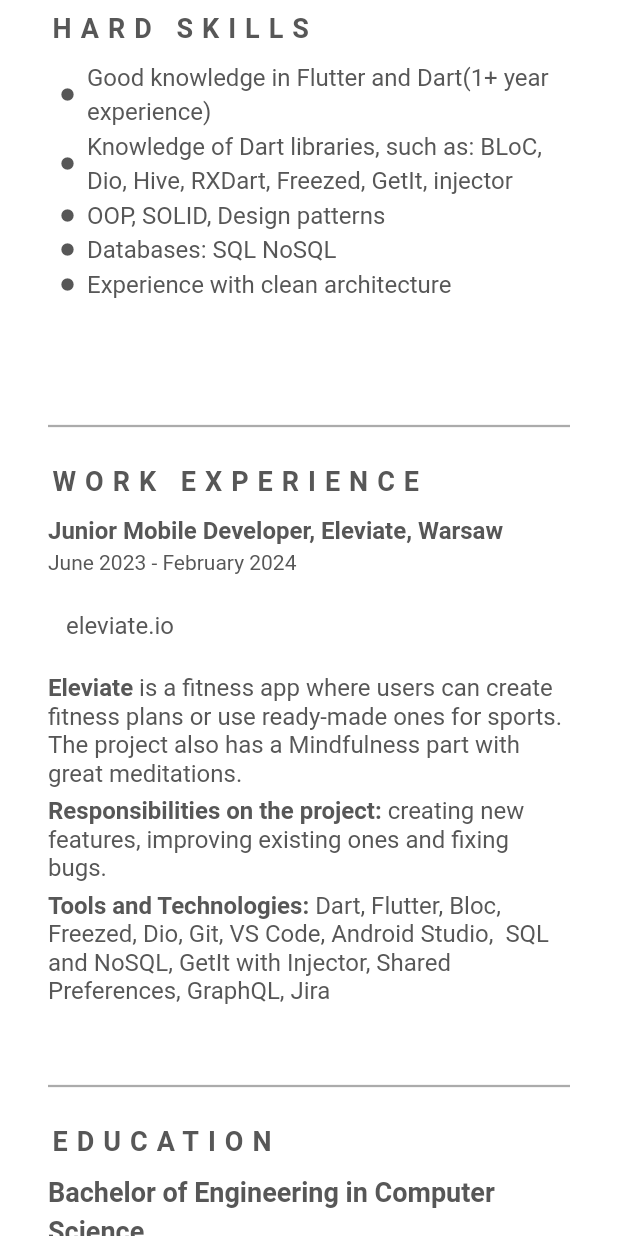
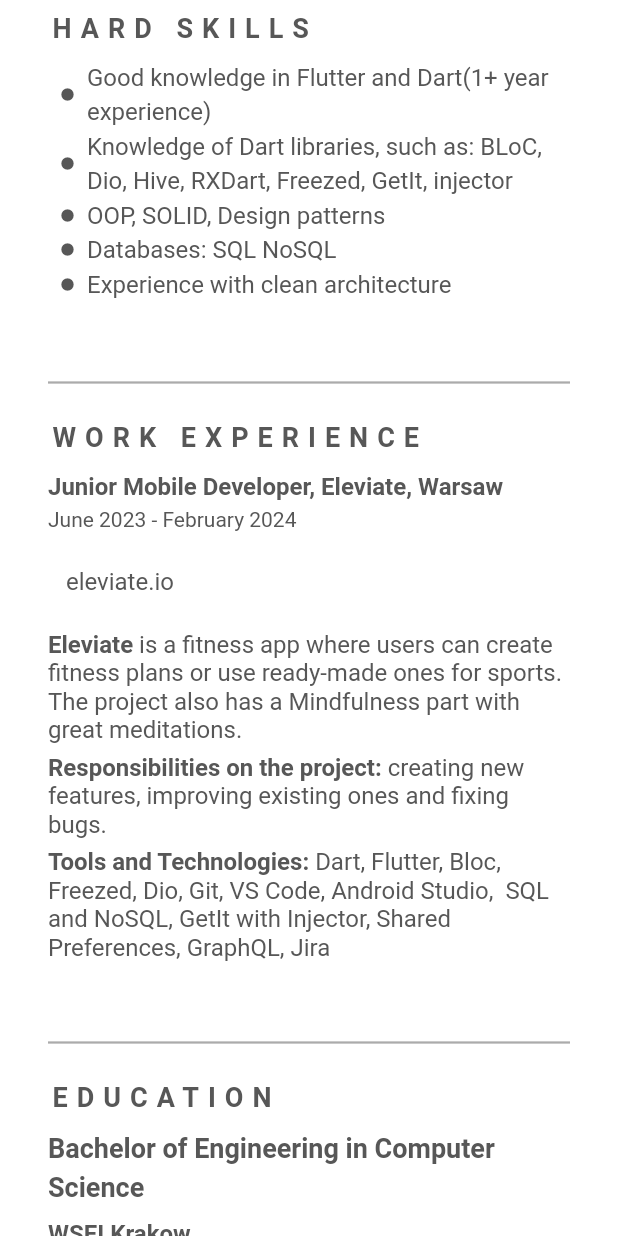
Before and after one commit to matviizakrevskyi/CV-Project, a Flutter app: the screen it shows after launch, scrolled down 1152 dp, on a phone screen of 412 x 824 dp. Run offline on Flutter 3.47's test engine with Material 3 defaults, Android fonts, the phone set to English and light mode, and no system bars; our stand-ins replace flutter_bloc, responsive_framework, url_launcher_web; Roboto replaces fonts that are missing (Raleway).

```diff
--- a/lib/widgets/hard_skills_widget.dart
+++ b/lib/widgets/hard_skills_widget.dart
@@ -1,7 +1,6 @@
 import 'package:cv_project/styling.dart';
 import 'package:cv_project/texts.dart';
 import 'package:flutter/material.dart';
-import 'package:responsive_framework/responsive_framework.dart';
 
 class HardSkillsWidget extends StatelessWidget {
   final List<String> skills = hardSkills;
@@ -20,21 +19,26 @@
         const SizedBox(
           height: 8,
         ),
-        SizedBox(
-          height: ResponsiveBreakpoints.of(context).isMobile
-              ? skills.length * 38
-              : ResponsiveBreakpoints.of(context).isTablet
-                  ? skills.length * 26
-                  : skills.length * 24,
-          child: Expanded(
-            child: ListView.builder(
-                itemCount: skills.length,
-                itemBuilder: (context, index) {
-                  final item = skills[index];
-                  return SkillsItem(text: item);
-                }),
-          ),
-        )
+        // SizedBox(
+        //   height: ResponsiveBreakpoints.of(context).isMobile
+        //       ? skills.length * 38
+        //       : ResponsiveBreakpoints.of(context).isTablet
+        //           ? skills.length * 26
+        //           : skills.length * 24,
+        //   child: Expanded(
+        //     child: ListView.builder(
+        //         itemCount: skills.length,
+        //         itemBuilder: (context, index) {
+        //           final item = skills[index];
+        //           return SkillsItem(text: item);
+        //         }),
+        //   ),
+        // )
+        SkillsItem(text: skills[0]),
+        SkillsItem(text: skills[1]),
+        SkillsItem(text: skills[2]),
+        SkillsItem(text: skills[3]),
+        SkillsItem(text: skills[4]),
       ],
     );
   }
```
Also changed, not shown: firebase.json (added), 3 other files.
